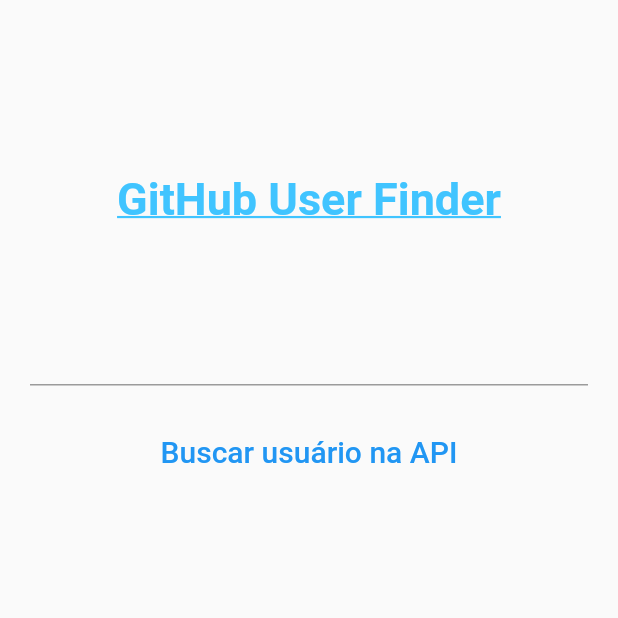
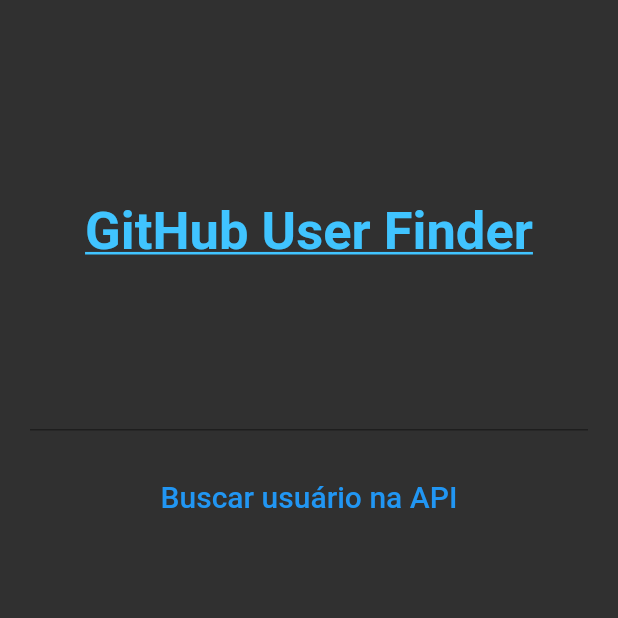
Before and after one commit to luismomm2110/github_finder_flutter, a Flutter app: the screen it shows after launch, on a phone screen of 412 x 824 dp, the top half of it. Run offline on Flutter 3.47's test engine with Material 2 defaults, Android fonts, the phone set to English and light mode, and no system bars.

Commit message:
third commit

```diff
--- a/lib/search_screen.dart
+++ b/lib/search_screen.dart
@@ -17,6 +17,7 @@ class _SearchScreenState extends State<SearchScreen> {
   Widget build(BuildContext context) {
     return Scaffold(
       body: Container(
+        color: Colors.grey[850],
         constraints: BoxConstraints.expand(),
         child: SafeArea(
           child: Column(
@@ -24,18 +25,21 @@ class _SearchScreenState extends State<SearchScreen> {
               Text(
                 'GitHub User Finder',
                 style: TextStyle(
-                    fontSize: 30.0,
-                    fontWeight: FontWeight.bold,
-                    height: 6,
-                    color: Colors.lightBlueAccent,
-                    decoration: TextDecoration.underline),
+                  fontSize: 35.0,
+                  fontWeight: FontWeight.bold,
+                  height: 6,
+                  color: Colors.lightBlueAccent,
+                  decoration: TextDecoration.underline,
+                ),
               ),
               Container(
                 padding: EdgeInsets.all(20.0),
                 child: TextField(
+                  cursorColor: Colors.cyan,
                   style: TextStyle(
-                    fontSize: 28.0,
-                  ),
+                      fontSize: 28.0,
+                      decorationColor: Colors.white,
+                      color: Colors.white),
                   onChanged: (value) {
                     username = value;
                   },
--- a/lib/usuario.dart
+++ b/lib/usuario.dart
@@ -5,18 +5,24 @@ class Usuario {
       required this.login,
       required this.name,
       required this.picture,
-      required this.followers});
+      required this.followers,
+      required this.location,
+      required this.repos});
 
   final int id;
   final int followers;
+  final int repos;
   final String login;
   final String name;
   final String picture;
+  final String location;
 
   factory Usuario.fromJson(Map<String, dynamic> json) => Usuario(
       id: json["id"],
       followers: json["followers"],
       login: json["login"],
       name: json["name"],
-      picture: json["avatar_url"]);
+      picture: json["avatar_url"],
+      location: json["location"],
+      repos: json["public_repos"]);
 }
```
Also changed, not shown: lib/result_screen.dart (+13 -3 lines), pubspec.yaml (+0 -12 lines).
